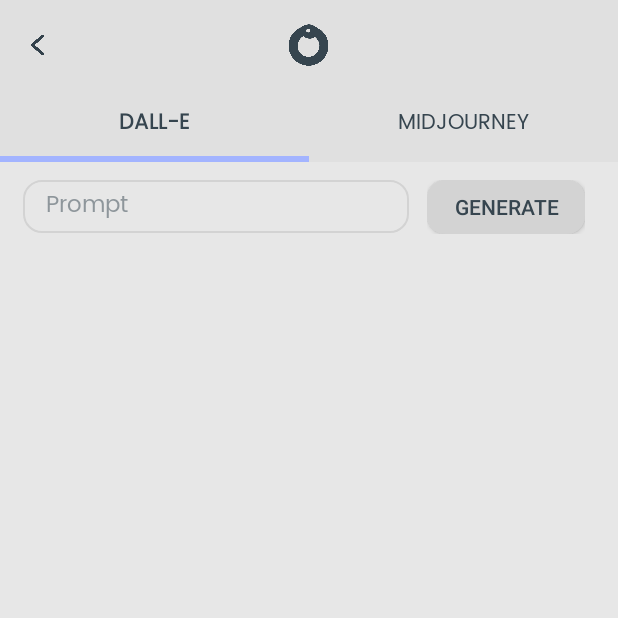
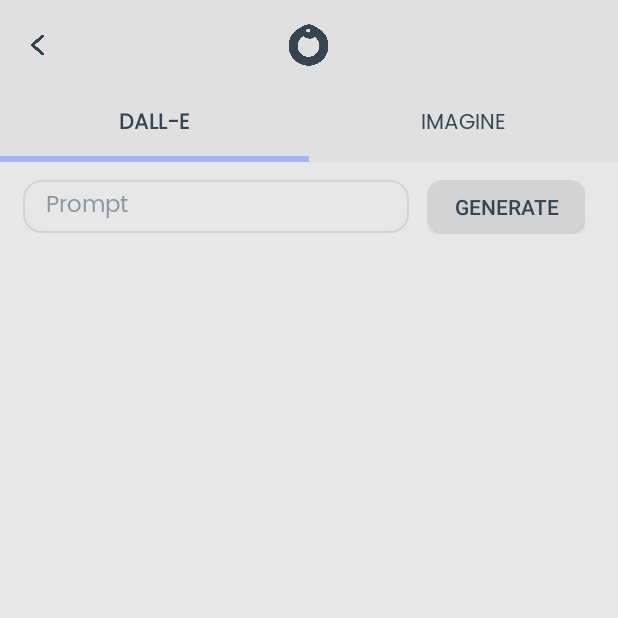
Before and after one commit to omk88/ouroborosAI, an Android app: the ImageActivity screen opened directly, with no data from a screen before it, on a phone screen of 412 x 824 dp, the top half of it. Run offline under Robolectric (Android 15) with nearby library versions, the phone set to English and light mode, and no system bars; our stand-ins replace Firebase (no records; nobody signed in at launch, a user with empty details on screens opened directly); libraries missing offline, so code that uses them is left out: com.android.billingclient; pictures from the network do not load.

Commit message:
Work on Different GPT APIs

```diff
--- a/AIMobileApp/app/src/main/java/com/ouroboros/aimobileapp/ImageActivity.kt
+++ b/AIMobileApp/app/src/main/java/com/ouroboros/aimobileapp/ImageActivity.kt
@@ -239,7 +239,7 @@ class ImageActivity: AppCompatActivity() {
 
 
             text1.text = Html.fromHtml("<font color='#36454F'><b>DALL-E</b></font>")
-            text2.text = Html.fromHtml("<font color='#8036454F'>MIDJOURNEY</font>")
+            text2.text = Html.fromHtml("<font color='#8036454F'>IMAGINE</font>")
 
             if (!loadFlag2) {
                 loadImageUrls()
@@ -306,7 +306,7 @@ class ImageActivity: AppCompatActivity() {
 
 
             text1.text = Html.fromHtml("<font color='#8036454F'>DALL-E</font>")
-            text2.text = Html.fromHtml("<font color='#36454F'><b>MIDJOURNEY</b></font>")
+            text2.text = Html.fromHtml("<font color='#36454F'><b>IMAGINE</b></font>")
 
 
             generationType = 2
@@ -528,7 +528,7 @@ class ImageActivity: AppCompatActivity() {
     private fun showRadioGroupMenu() {
         val items = arrayOf("Imagine V5", "Anime V5", "Imagine V4.1", "Imagine V4(Creative)", "Imagine V4", "Imagine V3", "Imagine V1", "Realistic", "Anime", "Portrait", "SDXL 1.0")
 
-        AlertDialog.Builder(this)
+        AlertDialog.Builder(this, R.style.CustomAlertDialogTheme)
             .setTitle("Style")
             .setSingleChoiceItems(items, checkedItem) { dialog, which ->
                 checkedItem = which
--- a/AIMobileApp/app/src/main/res/layout/activity_aichat.xml
+++ b/AIMobileApp/app/src/main/res/layout/activity_aichat.xml
@@ -80,6 +80,7 @@
             </LinearLayout>
 
             <TextView
+                android:visibility="gone"
                 android:fontFamily="@font/poppins_regular"
                 android:id="@+id/changeGptText"
                 android:layout_width="wrap_content"
@@ -92,6 +93,7 @@
                 android:textSize="14dp" />
 
             <ImageView
+                android:visibility="gone"
                 android:clickable="false"
                 android:src="@drawable/arrow"
                 android:rotation="90"
@@ -102,7 +104,7 @@
                 android:layout_alignParentEnd="true" />
 
             <ImageView
-                android:visibility="gone"
+                android:visibility="visible"
                 android:src="@drawable/image"
                 android:scaleX="-1"
                 android:padding="13dp"
--- a/AIMobileApp/app/src/main/res/layout/activity_generate_image.xml
+++ b/AIMobileApp/app/src/main/res/layout/activity_generate_image.xml
@@ -133,7 +133,7 @@
                     android:id="@+id/text2"
                     android:layout_width="0dp"
                     android:layout_height="wrap_content"
-                    android:text="MIDJOURNEY" />
+                    android:text="IMAGINE" />
             </LinearLayout>
 
             <LinearLayout
@@ -167,11 +167,12 @@
 
 
             <EditText
+                android:lines="5"
                 android:layout_weight="2"
                 android:layout_marginLeft="5dp"
                 android:maxLines="1"
                 android:inputType="textMultiLine|textAutoCorrect|textCapSentences"
-                android:scrollbars="vertical"
+                android:scrollbars="none"
                 android:gravity="center_vertical"
                 android:id="@+id/prompt"
                 android:layout_width="0dp"
--- a/AIMobileApp/app/src/main/res/values/styles.xml
+++ b/AIMobileApp/app/src/main/res/values/styles.xml
@@ -25,5 +25,16 @@
         <item name="android:textStyle">bold</item>
     </style>
 
+    <style name="CustomAlertDialogTheme" parent="Theme.AppCompat.Light.Dialog.Alert">
+        <item name="android:textColorPrimary">#36454F</item>
+
+        <item name="android:background">#E0E0E0</item>
+
+        <item name="colorAccent">#A3B4FF</item>
+
+        <item name="android:colorButtonNormal">#36454F</item>
+
+    </style>
+
 
 </resources>
```
Also changed, not shown: AIMobileApp/app/src/main/java/com/ouroboros/aimobileapp/AIChat.kt (+30 -17 lines).
